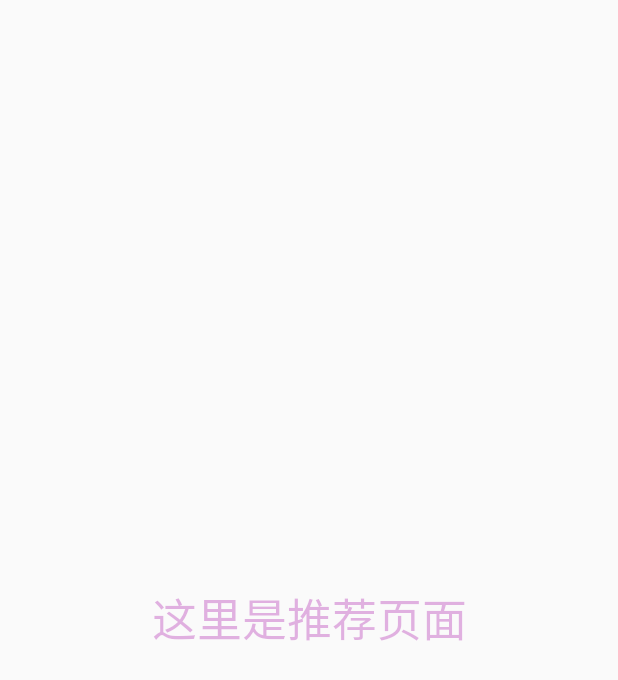
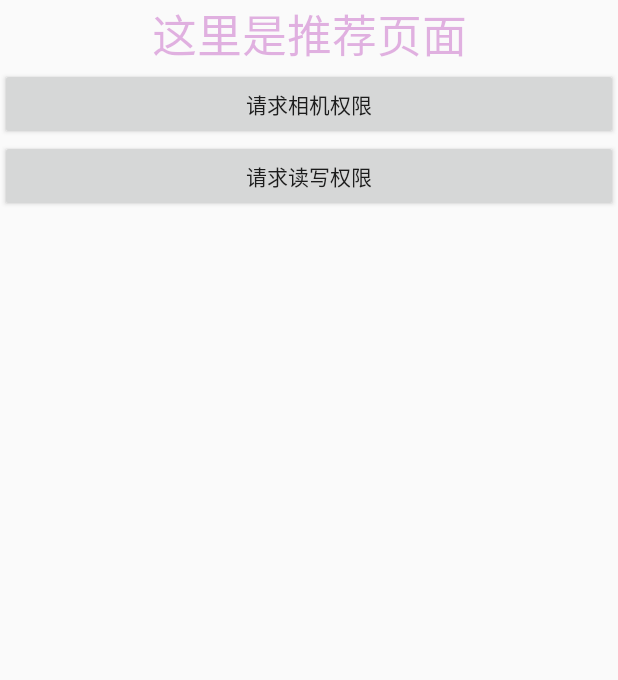
Before and after one commit to MallocJoy/EasyJoke, an Android app: the layout layout_recommend.xml on its own in the app's theme, with its tools: preview values and no code run, on a phone screen of 412 x 824 dp. Shown: the top 680 px of the screen. Run offline under Robolectric (Android 15) with nearby library versions, the phone set to English and light mode, and no system bars.

Commit message:
Android6.0动态权限

```diff
--- a/app/src/main/res/layout/layout_recommend.xml
+++ b/app/src/main/res/layout/layout_recommend.xml
@@ -7,10 +7,22 @@
     <TextView
         android:id="@+id/tv_indicate"
         android:layout_width="match_parent"
-        android:layout_height="match_parent"
+        android:layout_height="wrap_content"
         android:text="这里是推荐页面"
         android:gravity="center"
         android:textSize="30dp"
         android:textColor="#55ad1daf"/>
 
+    <Button
+        android:id="@+id/ban_camera"
+        android:layout_width="match_parent"
+        android:layout_height="wrap_content"
+        android:text="请求相机权限"/>
+
+    <Button
+        android:id="@+id/ban_write"
+        android:layout_width="match_parent"
+        android:layout_height="wrap_content"
+        android:text="请求读写权限"/>
+
 </LinearLayout>
--- a/build.gradle
+++ b/build.gradle
@@ -16,7 +16,6 @@ buildscript {
 allprojects {
     repositories {
         jcenter()
-        maven { url "https://jitpack.io" }
     }
 }
 
```
Also changed, not shown: app/build.gradle (+7 -2 lines), app/src/main/AndroidManifest.xml (+6 -1 lines), app/src/main/java/com/utouu/easyjoke/IServiceManager.java (added, +17 -0 lines), app/src/main/java/com/utouu/easyjoke/RecommendFragment.java (+93 -0 lines), app/src/main/java/com/utouu/easyjoke/VideoBean.java (added, +10 -0 lines).
